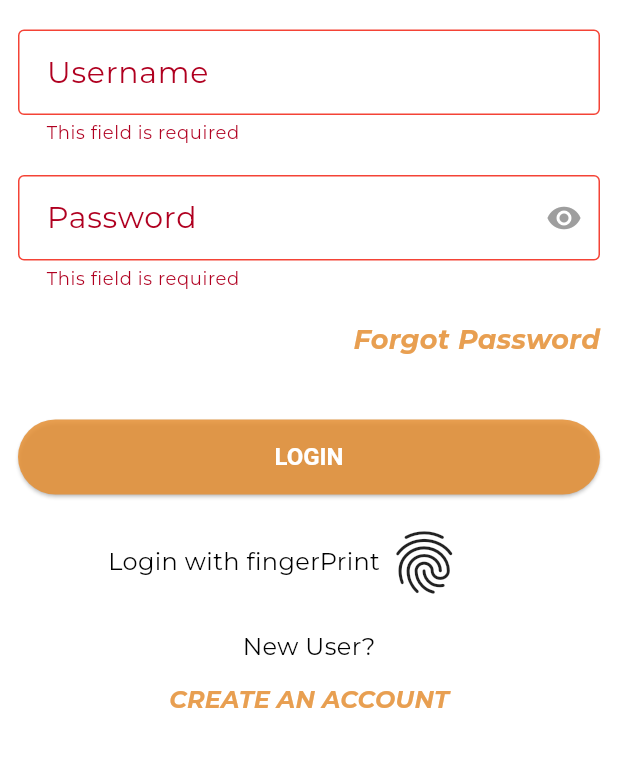
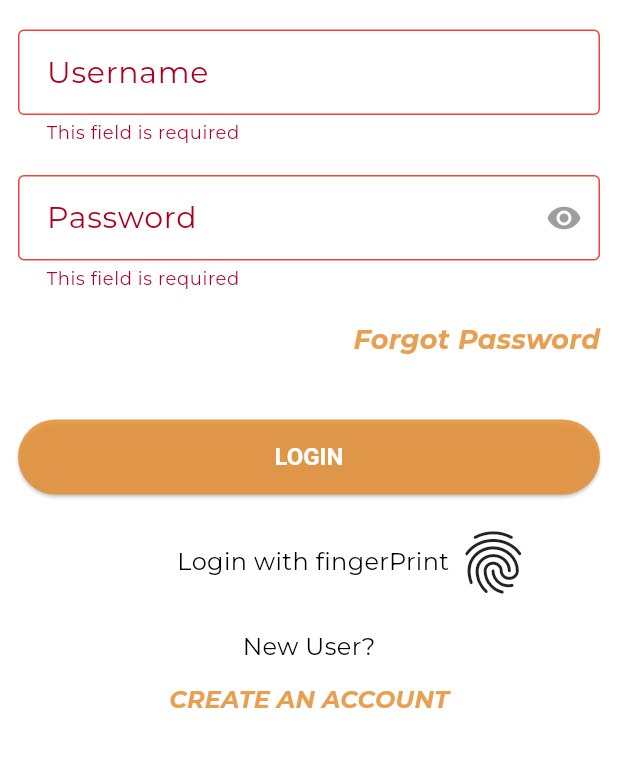
Before and after one commit to Inish-Bashyal/FitBit-Mobile, a Flutter app: the screen it shows after launch, after a tap on "LOGIN", on a phone screen of 412 x 824 dp, the part 350-1117 px from its top. Run offline on Flutter 3.47's test engine with Material 2 defaults, Android fonts, the phone set to English and light mode, and no system bars; our stand-ins replace awesome_notifications, connectivity_plus, dartz, dio, equatable, flutter_riverpod and 10 more; missing offline and left inert: shake; accounts and stored records are empty; network calls fail.

Commit message:
fitbit final

```diff
--- a/lib/features/auth/presentation/view/login_view.dart
+++ b/lib/features/auth/presentation/view/login_view.dart
@@ -3,6 +3,7 @@ import 'package:fitbit/config/router/app_route.dart';
 import 'package:fitbit/core/common/widgets/textfield_widget.dart';
 import 'package:fitbit/features/auth/presentation/viewmodel/auth_view_model.dart';
 import 'package:flutter/material.dart';
+import 'package:flutter/services.dart';
 import 'package:flutter_riverpod/flutter_riverpod.dart';
 import 'package:local_auth/local_auth.dart';
 
@@ -30,27 +31,73 @@ class _LoginViewState extends ConsumerState<LoginView> {
     });
   }
 
-  void authenticateWithFingerprint(BuildContext context) async {
-    final localAuth = LocalAuthentication();
-    bool didAuthenticate = false;
+  //FingerPrint Setup
+  final LocalAuthentication auth = LocalAuthentication();
+  bool? _CheckBiometric;
+
+  List<BiometricType>? _availableBiometrics;
+  String authorized = "Yes";
+
+  Future<void> _checkBiometric() async {
+    bool? CheckBiometric;
+    try {
+      CheckBiometric = await auth.canCheckBiometrics;
+      bool canAuthenticateWithBiometrics = await auth.canCheckBiometrics;
+      bool canAuthenticate =
+          canAuthenticateWithBiometrics || await auth.isDeviceSupported();
+    } on PlatformException catch (e) {
+      print(e);
+    }
+    if (!mounted) return;
+
+    setState(() {
+      _CheckBiometric = CheckBiometric;
+    });
+  }
+
+  Future<void> _getBiometrics() async {
+    List<BiometricType>? availableBiometric;
 
     try {
-      didAuthenticate = await localAuth.authenticate(
-        localizedReason: 'Scan your fingerprint to log in',
-      );
-    } catch (e) {
-      // Handle any errors that occurred during authentication
-      print('Error during fingerprint authentication: $e');
+      availableBiometric = await auth.getAvailableBiometrics();
+    } on PlatformException catch (e) {
+      print(e);
+    }
+    setState(() {
+      _availableBiometrics = availableBiometric;
+    });
   }
 
-    if (didAuthenticate) {
-      // Fingerprint authentication successful, proceed with login
-      await ref.read(authViewModelProvider.notifier).loginUser(
-            context,
-            usernameController.text,
-            passwordController.text,
+  Future<void> _fingerprint() async {
+    bool authenticated = false;
+    try {
+      authenticated = await auth.authenticate(
+        localizedReason: "Use your fingerprint",
+        options: const AuthenticationOptions(
+          useErrorDialogs: true,
+          stickyAuth: false,
+        ),
       );
+    } on PlatformException catch (e) {
+      print(e);
     }
+
+    if (!mounted) return;
+
+    setState(() {
+      authorized = authenticated ? "Successful" : "Failed";
+      if (authenticated) {
+        Navigator.pushNamed(context, AppRoute.dashboardRoute);
+      }
+    });
+  }
+
+  @override
+  void initState() {
+    _checkBiometric();
+    _getBiometrics();
+
+    super.initState();
   }
 
   @override
@@ -206,28 +253,28 @@ class _LoginViewState extends ConsumerState<LoginView> {
                       ),
                     ),
                     gap,
-                    Row(
-                      mainAxisAlignment: MainAxisAlignment.start,
-                      children: [
-                        const SizedBox(
+                    GestureDetector(
+                      onTap: () {
+                        _fingerprint();
+                      },
+                      child: Row(
+                        mainAxisAlignment: MainAxisAlignment.center,
+                        children: const [
+                          SizedBox(
                             width: 60,
                           ),
-                        const Text(
+                          Text(
                             'Login with fingerPrint ',
                             style: TextStyle(
                               fontSize: 16,
                             ),
                           ),
-                        GestureDetector(
-                          onTap: () {
-                            authenticateWithFingerprint(context);
-                          },
-                          child: const Icon(
+                          Icon(
                             Icons.fingerprint,
                             size: 50,
                           ),
+                        ],
                       ),
-                      ],
                     ),
                     gap,
                     const Text(
--- a/lib/features/home/presentation/view/bottom_view/support_view.dart
+++ b/lib/features/home/presentation/view/bottom_view/support_view.dart
@@ -55,7 +55,7 @@ class _SupportViewState extends ConsumerState<SupportView> {
                     Icon(
                       FontAwesomeIcons.facebookMessenger,
                     ),
-                    Text('  Facebook Messenger')
+                    Text('  Inish Bashyal (Facebook, Messenger)')
                   ],
                 ),
                 gap,
@@ -96,7 +96,7 @@ class _SupportViewState extends ConsumerState<SupportView> {
                     ),
                     Text('  inish.bashyal99@gmail.com'),
                     Text(
-                      '  (Email Address)',
+                      '  (Email)',
                       style: TextStyle(
                         color: Color.fromARGB(255, 112, 110, 110),
                       ),
--- a/lib/features/routine/presentation/widget/routine_card_widget.dart
+++ b/lib/features/routine/presentation/widget/routine_card_widget.dart
@@ -16,7 +16,7 @@ class RoutineCardWidget extends ConsumerWidget {
     final RoutineEntity selectedRoutine = lstRoutine[index];
 
     final imageUrl = ApiEndpoints.imageUrl +
-        (selectedRoutine.workout?.image ?? 'IMG-1690525824590.jpeg');
+        (selectedRoutine.workout?.image ?? 'IMG-1690525395720.jpeg');
 
     return SizedBox(
       child: Card(
@@ -26,7 +26,7 @@ class RoutineCardWidget extends ConsumerWidget {
         ),
         child: SizedBox(
           height: 350,
-          width: 350,
+          width: 300,
           child: Column(
             children: [
               Row(
--- a/pubspec.yaml
+++ b/pubspec.yaml
@@ -61,6 +61,8 @@ dependencies:
   bson: ^4.0.0
   objectid: ^3.0.0
   local_auth: ^2.1.6
+  shake: ^2.2.0
+  awesome_notifications: ^0.6.19
 
 
 dev_dependencies:
```
Also changed, not shown: lib/config/constants/api_endpoint.dart (+6 -1 lines), lib/features/auth/presentation/viewmodel/auth_view_model.dart (+13 -15 lines), lib/features/home/presentation/view/bottom_view/home_view.dart (+3 -5 lines), lib/features/home/presentation/view/bottom_view/profile_view.dart (+35 -5 lines), lib/features/routine/presentation/state/routine_state.dart (+8 -3 lines), lib/features/routine/presentation/view/routine_view.dart (+7 -6 lines), lib/features/routine/presentation/viewmodel/routine_view_model.dart (+6 -3 lines), lib/features/auth/data/data_source/auth_remote_data_source.dart (indentation only), pubspec.lock, 7 other files. Lines whose indentation alone changed are shown as unchanged.
